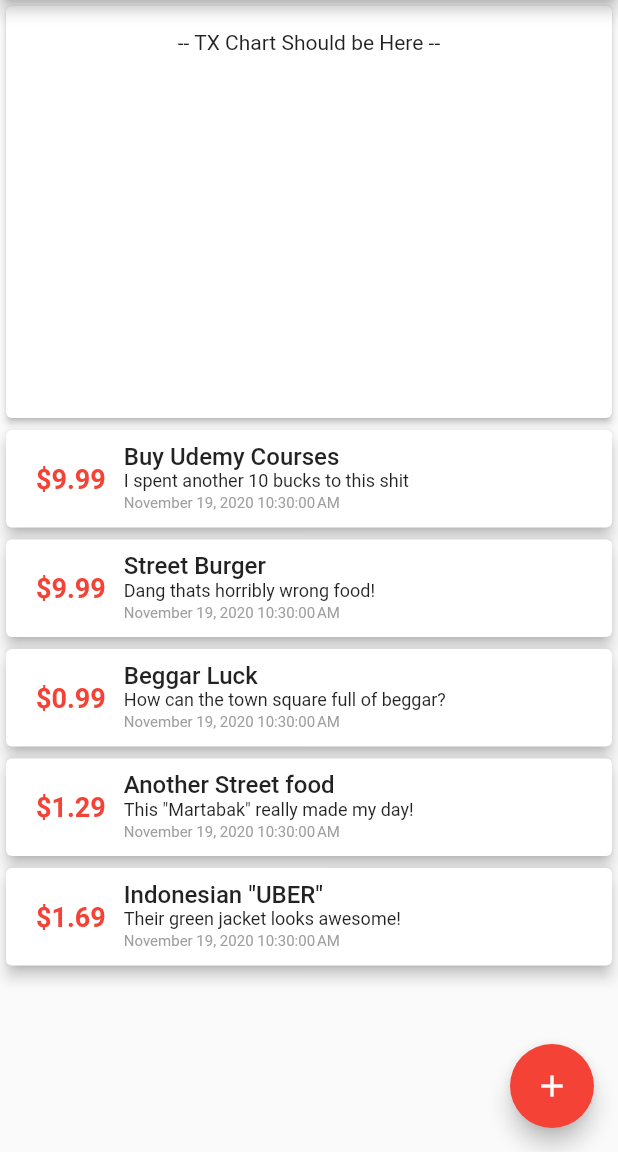
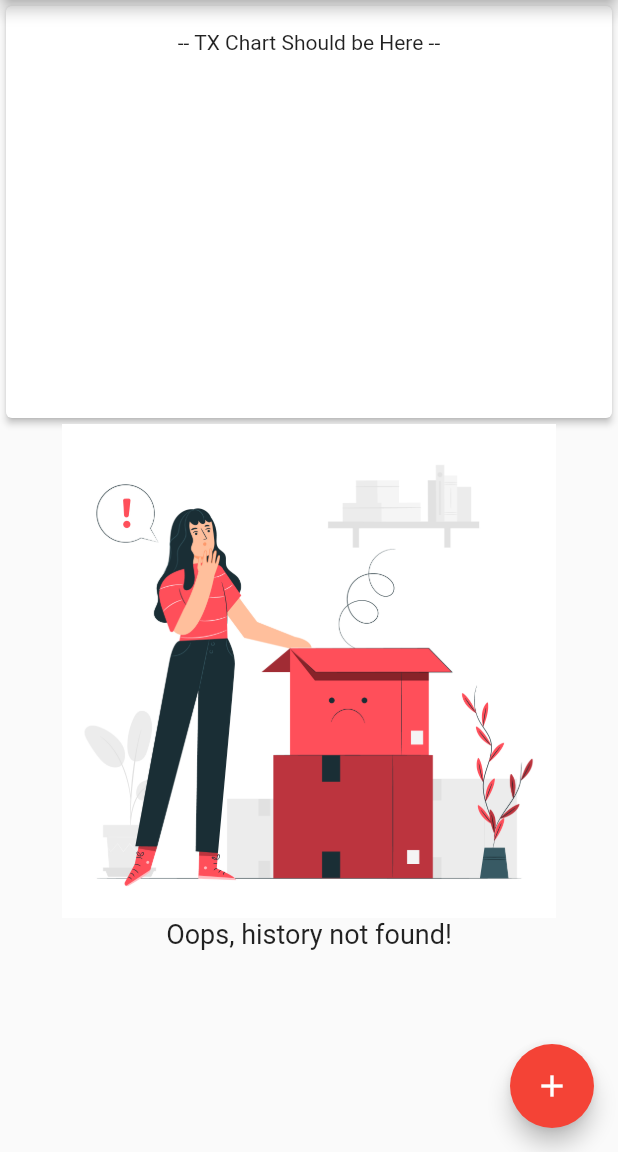
Before and after one commit to resqiar/How-Much-You-Spent-, a Flutter app: the screen it shows after launch, on a phone screen of 412 x 824 dp, the part 84-1236 px from its top. Run offline on Flutter 3.47's test engine with Material 2 defaults, Android fonts, the phone set to English and light mode, and no system bars.

```diff
--- a/lib/main.dart
+++ b/lib/main.dart
@@ -37,41 +37,41 @@ class _HomePageState extends State<HomePage> {
 
   // DUMMY DATA
   final List<Transaction> _txHistory = [
-    Transaction(
-      id: UniqueKey().toString(),
-      title: 'Buy Udemy Courses',
-      desc: 'I spent another 10 bucks to this shit',
-      amount: 9.99,
-      time: DateTime.now(),
-    ),
-    Transaction(
-      id: UniqueKey().toString(),
-      title: 'Street Burger',
-      desc: 'Dang thats horribly wrong food!',
-      amount: 9.99,
-      time: DateTime.now(),
-    ),
-    Transaction(
-      id: UniqueKey().toString(),
-      title: 'Beggar Luck',
-      desc: 'How can the town square full of beggar?',
-      amount: 0.99,
-      time: DateTime.now(),
-    ),
-    Transaction(
-      id: UniqueKey().toString(),
-      title: 'Another Street food',
-      desc: 'This "Martabak" really made my day!',
-      amount: 1.29,
-      time: DateTime.now(),
-    ),
-    Transaction(
-      id: UniqueKey().toString(),
-      title: 'Indonesian "UBER"',
-      desc: 'Their green jacket looks awesome!',
-      amount: 1.69,
-      time: DateTime.now(),
-    ),
+    // Transaction(
+    //   id: UniqueKey().toString(),
+    //   title: 'Buy Udemy Courses',
+    //   desc: 'I spent another 10 bucks to this shit',
+    //   amount: 9.99,
+    //   time: DateTime.now(),
+    // ),
+    // Transaction(
+    //   id: UniqueKey().toString(),
+    //   title: 'Street Burger',
+    //   desc: 'Dang thats horribly wrong food!',
+    //   amount: 9.99,
+    //   time: DateTime.now(),
+    // ),
+    // Transaction(
+    //   id: UniqueKey().toString(),
+    //   title: 'Beggar Luck',
+    //   desc: 'How can the town square full of beggar?',
+    //   amount: 0.99,
+    //   time: DateTime.now(),
+    // ),
+    // Transaction(
+    //   id: UniqueKey().toString(),
+    //   title: 'Another Street food',
+    //   desc: 'This "Martabak" really made my day!',
+    //   amount: 1.29,
+    //   time: DateTime.now(),
+    // ),
+    // Transaction(
+    //   id: UniqueKey().toString(),
+    //   title: 'Indonesian "UBER"',
+    //   desc: 'Their green jacket looks awesome!',
+    //   amount: 1.69,
+    //   time: DateTime.now(),
+    // ),
   ]; // initiate dummy arrays
 
   /// ! Method to save user data.
@@ -98,6 +98,7 @@ class _HomePageState extends State<HomePage> {
         ),
         floatingActionButton: FloatingActionButton(
           child: Icon(Icons.add),
+          backgroundColor: Theme.of(context).primaryColor,
           onPressed: () => _startBottomSheet(context),
         ),
         body: SingleChildScrollView(
--- a/lib/widgets/TxList.dart
+++ b/lib/widgets/TxList.dart
@@ -12,7 +12,23 @@ class TxList extends StatelessWidget {
     return Container(
       height: MediaQuery.of(context).size.height / 2,
       width: double.infinity,
-      child: ListView.builder(
+      child: transactions.isEmpty
+          ? Column(
+              children: [
+                Container(
+                  height: MediaQuery.of(context).size.height / 2.5,
+                  child: Image.asset(
+                    'assets/images/3298067.jpg',
+                    fit: BoxFit.cover,
+                  ),
+                ),
+                Text(
+                  'Oops, history not found!',
+                  style: TextStyle(fontSize: 18),
+                ),
+              ],
+            )
+          : ListView.builder(
               itemBuilder: (context, index) {
                 return Card(
                   elevation: 4,
@@ -28,8 +44,8 @@ class TxList extends StatelessWidget {
                             style: TextStyle(
                               fontSize: 18,
                               fontWeight: FontWeight.bold,
-                        color: Colors
-                            .red, // this color will change later dynamically
+                              color: Theme.of(context)
+                                  .primaryColor, // this color will change later dynamically
                             ),
                           ),
                         ),
--- a/pubspec.yaml
+++ b/pubspec.yaml
@@ -46,8 +46,8 @@ flutter:
   uses-material-design: true
 
   # To add assets to your application, add an assets section, like this:
-  # assets:
-  #   - images/a_dot_burr.jpeg
+  assets:
+    - assets/images/3298067.jpg
   #   - images/a_dot_ham.jpeg
 
   # An image asset can refer to one or more resolution-specific "variants", see
```
Also changed, not shown: assets/images/3298067.jpg (added). Lines whose indentation alone changed are shown as unchanged.
